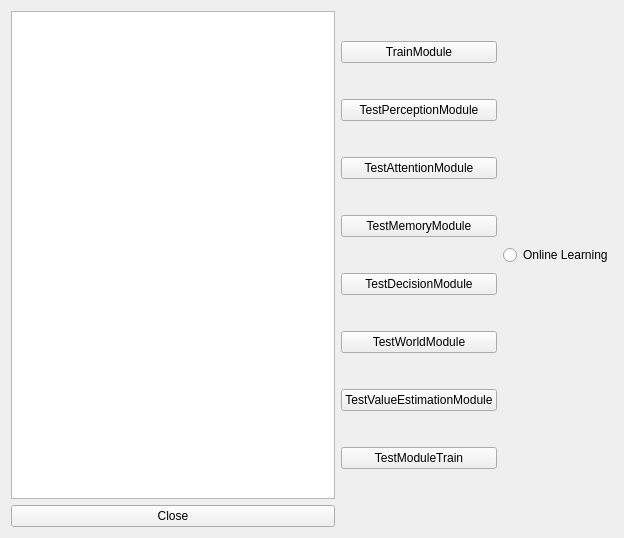
Before: the Qt Designer form IRSGUI/BrainDeepLearnForm.ui in yhlmaybe/Intelligent-Robot-System, drawn with Qt 5.
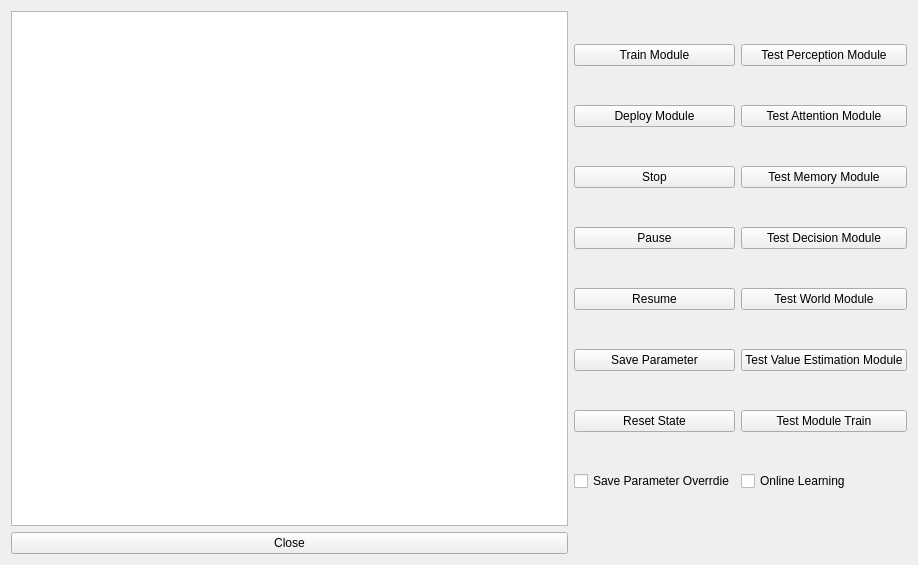
After: the same form once the commit is applied.

Commit message: add the ui function, modify the bug of multi-threaded deep learning

Diff of the .ui file:
```diff
--- a/IRSGUI/BrainDeepLearnForm.ui
+++ b/IRSGUI/BrainDeepLearnForm.ui
@@ -6,55 +6,62 @@
    <rect>
     <x>0</x>
     <y>0</y>
-    <width>624</width>
-    <height>538</height>
+    <width>918</width>
+    <height>565</height>
    </rect>
   </property>
   <property name="windowTitle">
    <string>BrainDeepLearnForm</string>
   </property>
   <layout class="QGridLayout" name="gridLayout">
-   <item row="0" column="1">
+   <item row="2" column="0">
+    <widget class="QPushButton" name="close_pushButton">
+     <property name="text">
+      <string>Close</string>
+     </property>
+    </widget>
+   </item>
+   <item row="0" column="0">
+    <layout class="QHBoxLayout" name="horizontalLayout">
+     <item>
+      <widget class="QTextBrowser" name="message_textBrowser"/>
+     </item>
+    </layout>
+   </item>
+   <item row="0" column="2">
     <layout class="QVBoxLayout" name="verticalLayout">
-     <item>
-      <widget class="QPushButton" name="trainModule_pushButton">
-       <property name="text">
-        <string>TrainModule</string>
-       </property>
-      </widget>
-     </item>
      <item>
       <widget class="QPushButton" name="testPerceptionModule_pushButton">
        <property name="text">
-        <string>TestPerceptionModule</string>
+        <string>Test Perception Module</string>
        </property>
       </widget>
      </item>
      <item>
       <widget class="QPushButton" name="testAttentionModulel_pushButton">
        <property name="text">
-        <string>TestAttentionModule</string>
+        <string>Test Attention Module</string>
        </property>
       </widget>
      </item>
      <item>
       <widget class="QPushButton" name="testMemoryModule_pushButton">
        <property name="text">
-        <string>TestMemoryModule</string>
+        <string>Test Memory Module</string>
        </property>
       </widget>
      </item>
      <item>
       <widget class="QPushButton" name="testDecisionModule_pushButton">
        <property name="text">
-        <string>TestDecisionModule</string>
+        <string>Test Decision Module</string>
        </property>
       </widget>
      </item>
      <item>
       <widget class="QPushButton" name="testWorldModule_pushButton">
        <property name="text">
-        <string>TestWorldModule</string>
+        <string>Test World Module</string>
        </property>
        <property name="shortcut">
         <string>Ctrl+S</string>
@@ -64,23 +71,19 @@
      <item>
       <widget class="QPushButton" name="testValueEstimationModule_pushButton">
        <property name="text">
-        <string>TestValueEstimationModule</string>
+        <string>Test Value Estimation Module</string>
        </property>
       </widget>
      </item>
      <item>
       <widget class="QPushButton" name="testTrainAndDeploy_pushButton">
        <property name="text">
-        <string>TestModuleTrain</string>
+        <string>Test Module Train</string>
        </property>
       </widget>
      </item>
-    </layout>
-   </item>
-   <item row="0" column="3">
-    <layout class="QHBoxLayout" name="horizontalLayout_3">
      <item>
-      <widget class="QRadioButton" name="onlineLearning_radioButton">
+      <widget class="QCheckBox" name="onlineLearning_checkBox">
        <property name="text">
         <string>Online Learning</string>
        </property>
@@ -88,17 +91,67 @@
      </item>
     </layout>
    </item>
-   <item row="2" column="0">
-    <widget class="QPushButton" name="close_pushButton">
-     <property name="text">
-      <string>Close</string>
-     </property>
-    </widget>
-   </item>
-   <item row="0" column="0">
-    <layout class="QHBoxLayout" name="horizontalLayout">
+   <item row="0" column="1">
+    <layout class="QHBoxLayout" name="horizontalLayout_3">
      <item>
-      <widget class="QTextBrowser" name="message_textBrowser"/>
+      <layout class="QVBoxLayout" name="verticalLayout_2">
+       <item>
+        <widget class="QPushButton" name="trainModule_pushButton">
+         <property name="text">
+          <string>Train Module</string>
+         </property>
+        </widget>
+       </item>
+       <item>
+        <widget class="QPushButton" name="deployModule_pushButton">
+         <property name="text">
+          <string>Deploy Module</string>
+         </property>
+        </widget>
+       </item>
+       <item>
+        <widget class="QPushButton" name="stop_pushButton">
+         <property name="text">
+          <string>Stop</string>
+         </property>
+        </widget>
+       </item>
+       <item>
+        <widget class="QPushButton" name="pause_pushButton">
+         <property name="text">
+          <string>Pause</string>
+         </property>
+        </widget>
+       </item>
+       <item>
+        <widget class="QPushButton" name="resume_pushButton">
+         <property name="text">
+          <string>Resume</string>
+         </property>
+        </widget>
+       </item>
+       <item>
+        <widget class="QPushButton" name="saveParameter_pushButton">
+         <property name="text">
+          <string>Save Parameter</string>
+         </property>
+        </widget>
+       </item>
+       <item>
+        <widget class="QPushButton" name="resetState_pushButton">
+         <property name="text">
+          <string>Reset State</string>
+         </property>
+        </widget>
+       </item>
+       <item>
+        <widget class="QCheckBox" name="saveParmOverride_checkBox">
+         <property name="text">
+          <string>Save Parameter Overrdie</string>
+         </property>
+        </widget>
+       </item>
+      </layout>
      </item>
     </layout>
    </item>
```
Left out of the diff: 3 changed lines with no effect on the pictures. The commit also changes 327 other files.
